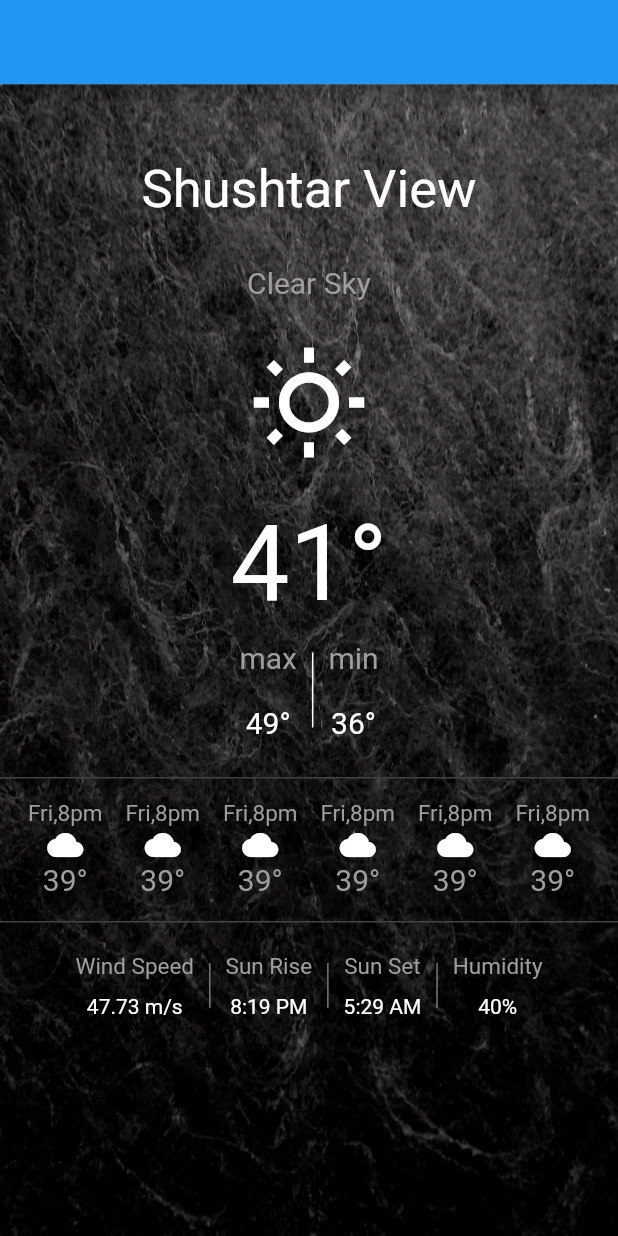
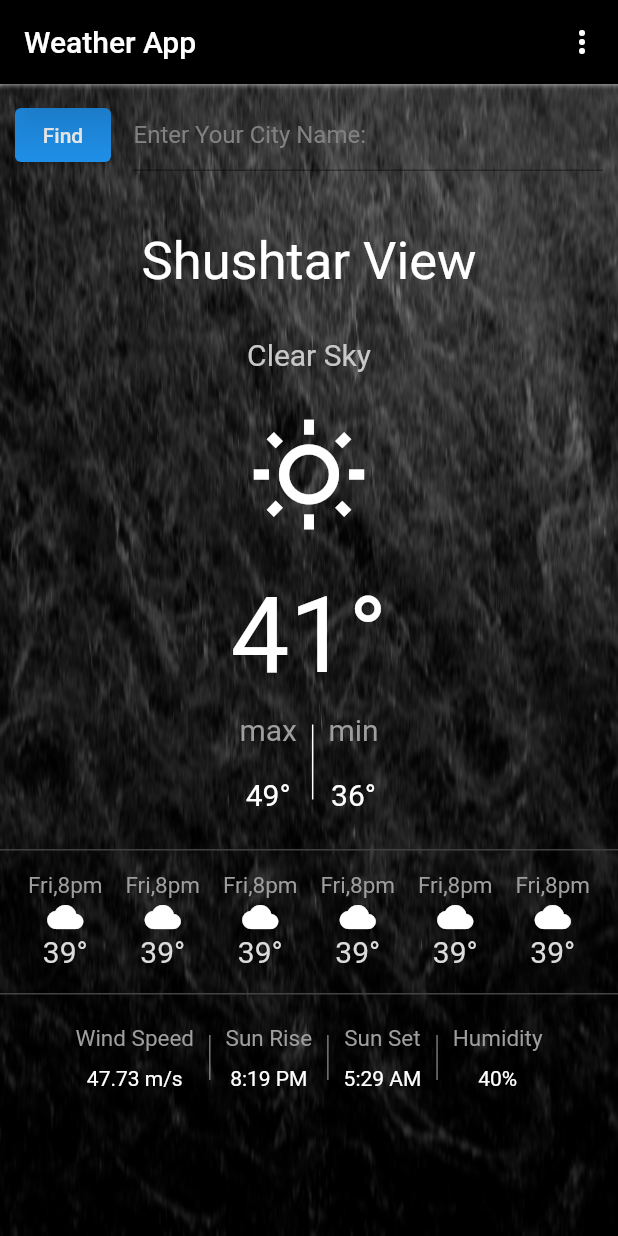
Before and after one commit to imanhaqiqatkhah/flutter_application_weather, a Flutter app: the screen it shows after launch, on a phone screen of 412 x 824 dp. Run offline on Flutter 3.47's test engine with Material 2 defaults, Android fonts, the phone set to English and light mode, and no system bars.

```diff
--- a/flutter_application_weather/lib/main.dart
+++ b/flutter_application_weather/lib/main.dart
@@ -14,21 +14,62 @@ class MyApp extends StatefulWidget {
 }
 
 class _MyAppState extends State<MyApp> {
+  TextEditingController textEditingController = TextEditingController();
   @override
   Widget build(BuildContext context) {
     return Scaffold(
-        appBar: AppBar(),
+        appBar: AppBar(
+          backgroundColor: Colors.black,
+          elevation: 20,
+          actions: <Widget>[
+            PopupMenuButton<String>(itemBuilder: (BuildContext context) {
+              return {
+                'Setting',
+                'Sign up',
+                'Login',
+              }.map((String Choice) {
+                return PopupMenuItem(value: Choice, child: Text(Choice));
+              }).toList();
+            })
+          ],
+          title: Text(
+            "Weather App",
+            style: TextStyle(color: Colors.white),
+          ),
+        ),
         body: Container(
           decoration: BoxDecoration(
               image: DecorationImage(
                   fit: BoxFit.cover,
                   image: AssetImage('assets/images/pic_bg.jpeg'))),
           child: BackdropFilter(
-            filter: ImageFilter.blur(sigmaX: 0.2, sigmaY: 0.5),
+            filter: ImageFilter.blur(sigmaX: 0.2, sigmaY: 2),
             child: Center(
               child: Column(children: [
                 Padding(
-                  padding: const EdgeInsets.only(top: 50),
+                  padding: const EdgeInsets.all(10),
+                  child: Row(
+                    children: [
+                      Padding(
+                        padding: const EdgeInsets.only(right: 15),
+                        child: ElevatedButton(
+                            onPressed: () {}, child: Text("Find")),
+                      ),
+                      Expanded(
+                          child: TextField(
+                        controller: textEditingController,
+                        decoration: InputDecoration(
+                          hintText: "Enter Your City Name: ",
+                          hintStyle: TextStyle(
+                              color: const Color.fromARGB(255, 144, 144, 144)),
+                          border: UnderlineInputBorder(),
+                        ),
+                      ))
+                    ],
+                  ),
+                ),
+                Padding(
+                  padding: const EdgeInsets.only(top: 30),
                   child: Text(
                     "Shushtar View",
                     style: TextStyle(color: Colors.white, fontSize: 35),
@@ -38,7 +79,9 @@ class _MyAppState extends State<MyApp> {
                   padding: const EdgeInsets.only(top: 30),
                   child: Text(
                     "Clear Sky",
-                    style: TextStyle(color: Colors.grey, fontSize: 20),
+                    style: TextStyle(
+                        color: const Color.fromARGB(255, 200, 200, 200),
+                        fontSize: 20),
                   ),
                 ),
                 Padding(
@@ -123,6 +166,7 @@ class _MyAppState extends State<MyApp> {
                             height: 50,
                             width: 65,
                             child: Card(
+                              elevation: 0,
                               color: Colors.transparent,
                               child: Column(
                                 children: [
@@ -138,7 +182,9 @@ class _MyAppState extends State<MyApp> {
                                   Text(
                                     "39" + "\u00b0",
                                     style: TextStyle(
-                                        color: Colors.grey, fontSize: 20),
+                                        color: const Color.fromARGB(
+                                            255, 221, 220, 220),
+                                        fontSize: 20),
                                   ),
                                 ],
                               ),
```
